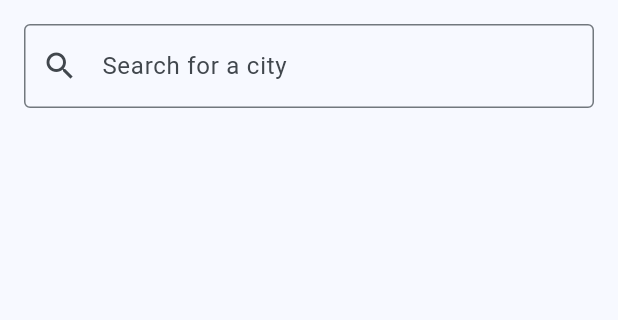
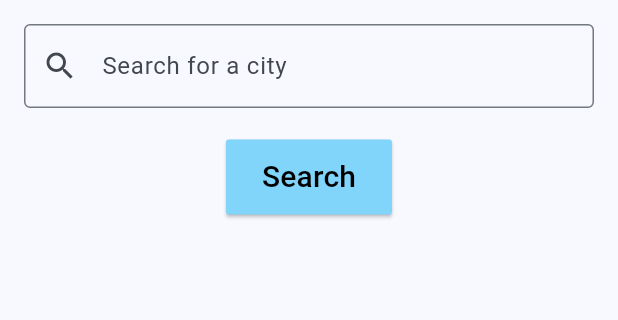
Before and after one commit to carolalua/Weather-Application, a Flutter app: the screen it shows after launch, on a phone screen of 412 x 824 dp, the part 84-404 px from its top. Run offline on Flutter 3.47's test engine with Material 3 defaults, Android fonts, the phone set to English and light mode, and no system bars; our stand-ins replace flutter_bloc.

Commit message:
fix: search button

```diff
--- a/lib/pages/weather.dart
+++ b/lib/pages/weather.dart
@@ -15,6 +15,20 @@ class Weather extends StatefulWidget {
 }
 
 class _Weather extends State<Weather> {
+  late TextEditingController cityNameController;
+
+  @override
+  void initState() {
+    super.initState();
+    cityNameController = TextEditingController();
+  }
+
+  @override
+  void dispose() {
+    cityNameController.dispose();
+    super.dispose();
+  }
+
   @override
   Widget build(BuildContext context) {
     return Scaffold(
@@ -27,16 +41,30 @@ class _Weather extends State<Weather> {
           Container(
             padding: const EdgeInsets.all(16),
             child: TextField(
-              onSubmitted: (cityName) {
-                BlocProvider.of<WeatherBloc>(context)
-                    .add(WeatherSelectedCityEvent(cityName));
-              },
+              controller: cityNameController,
               decoration: const InputDecoration(
                 labelText: 'Search for a city',
                 border: OutlineInputBorder(),
                 prefixIcon: Icon(Icons.search),
               ),
             ),
+          ),
+          Padding(
+            padding: const EdgeInsets.all(5.0),
+            child: ElevatedButton(
+                onPressed: () {
+                  BlocProvider.of<WeatherBloc>(context)
+                      .add(WeatherSelectedCityEvent(cityNameController.text));
+                },
+                style: ElevatedButton.styleFrom(
+                  backgroundColor: Colors.lightBlue.shade200,
+                  minimumSize: const Size(100, 50),
+                  shape: const RoundedRectangleBorder(
+                    borderRadius: BorderRadius.all(Radius.circular(2)),
+                  ),
+                ),
+                child: const Text("Search",
+                    style: TextStyle(color: Colors.black, fontSize: 20))),
           ),
           BlocBuilder<WeatherBloc, WeatherState>(builder: (context, state) {
             if (state is WeatherInitialState) {
--- a/lib/pages/weather_data.dart
+++ b/lib/pages/weather_data.dart
@@ -7,6 +7,7 @@ class WeatherData extends StatelessWidget {
   @override
   Widget build(BuildContext context) {
     return Container(
+      margin: const EdgeInsets.only(top: 20),
       decoration: BoxDecoration(
         border: Border.all(
           width: 2,
```
